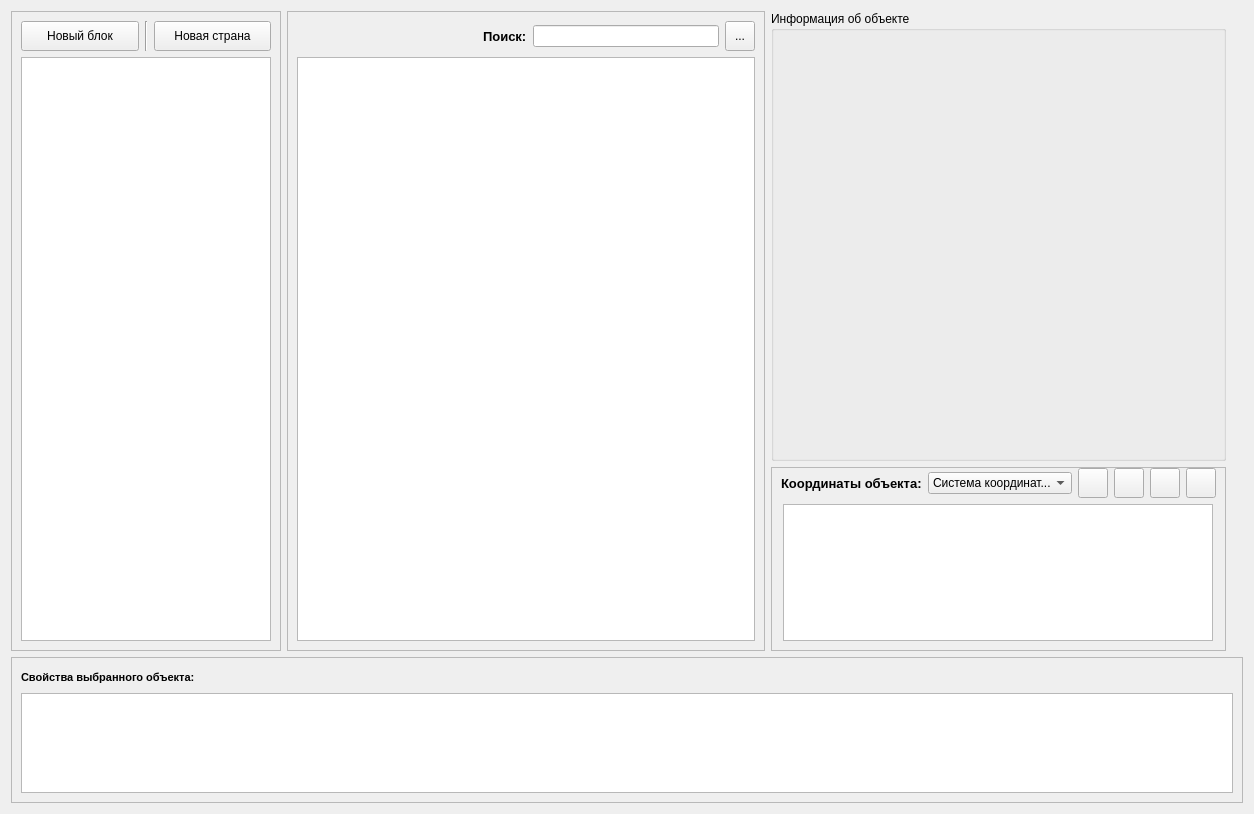
Above: object_manager/object_manager_form.ui from p4da0ne/Psycho before the change. Below: the same form after it.
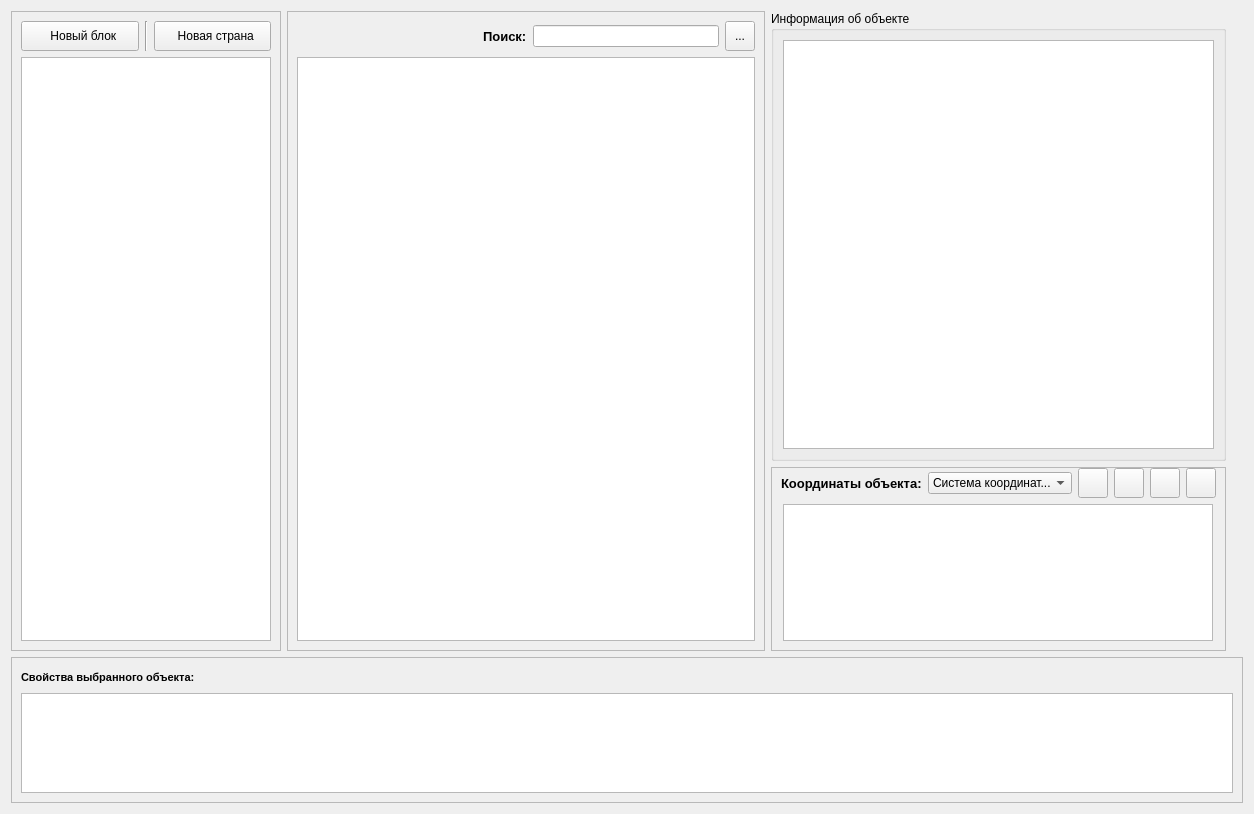
That is the form after the change. Icons and pictures are not drawn.

The edit to the form file:
```diff
--- a/object_manager/object_manager_form.ui
+++ b/object_manager/object_manager_form.ui
@@ -57,7 +57,7 @@
              <string>добавить новый блок</string>
             </property>
             <property name="text">
-             <string>Новый блок</string>
+             <string>  Новый блок</string>
             </property>
             <property name="icon">
              <iconset resource="object_manager.qrc">
@@ -90,7 +90,7 @@
              <string>добавить новую страну</string>
             </property>
             <property name="text">
-             <string>Новая страна</string>
+             <string>  Новая страна</string>
             </property>
             <property name="icon">
              <iconset resource="object_manager.qrc">
@@ -227,7 +227,11 @@
          <property name="title">
           <string>Информация об объекте</string>
          </property>
-         <layout class="QVBoxLayout" name="verticalLayout_5"/>
+         <layout class="QVBoxLayout" name="verticalLayout_5">
+          <item>
+           <widget class="QTableView" name="info_tableView"/>
+          </item>
+         </layout>
         </widget>
        </item>
        <item>
```
